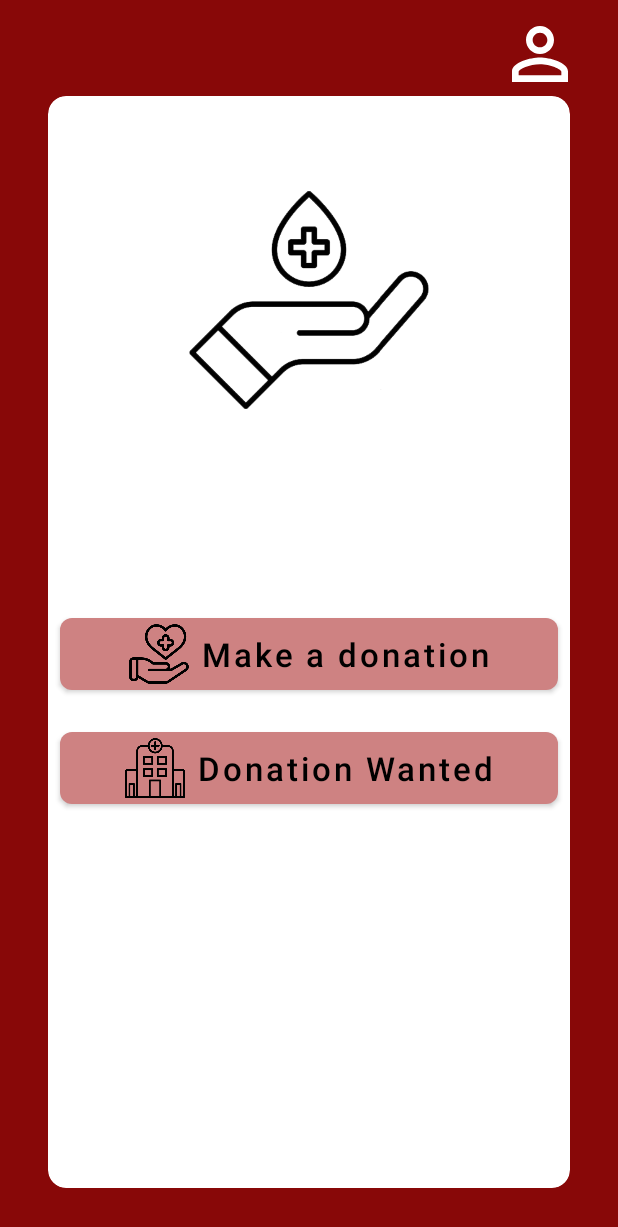
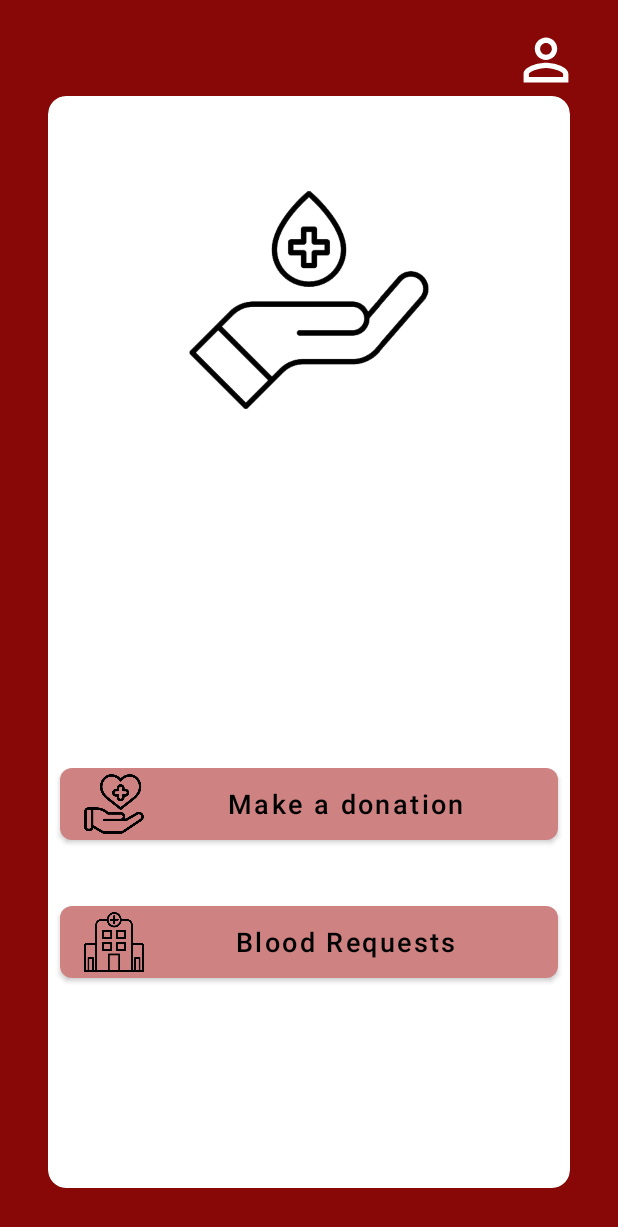
Before and after one commit to AhmedMaad/Blood-Pal, an Android app: the DonorHomeActivity screen opened directly, with no data from a screen before it, on a phone screen of 412 x 824 dp. Shown: the top 1227 px of the screen. Run offline under Robolectric (Android 15) with nearby library versions, the phone set to English and light mode, and no system bars; Roboto replaces fonts that are not available here.

Commit message:
Modifying Design

```diff
--- a/app/src/main/res/layout/activity_about.xml
+++ b/app/src/main/res/layout/activity_about.xml
@@ -19,8 +19,8 @@
 
     <ImageView
         android:id="@+id/back_btn"
-        android:layout_width="40dp"
-        android:layout_height="40dp"
+        android:layout_width="32dp"
+        android:layout_height="32dp"
         android:layout_marginStart="32dp"
         android:layout_marginTop="16dp"
         android:src="@drawable/back_btn"
--- a/app/src/main/res/layout/activity_choose_location.xml
+++ b/app/src/main/res/layout/activity_choose_location.xml
@@ -19,8 +19,8 @@
 
     <ImageView
         android:id="@+id/back_btn"
-        android:layout_width="40dp"
-        android:layout_height="40dp"
+        android:layout_width="32dp"
+        android:layout_height="32dp"
         android:layout_marginStart="32dp"
         android:layout_marginTop="16dp"
         android:src="@drawable/back_btn"
--- a/app/src/main/res/layout/activity_donor_home.xml
+++ b/app/src/main/res/layout/activity_donor_home.xml
@@ -32,38 +32,37 @@
         android:layout_width="0dp"
         android:layout_height="60dp"
         android:layout_marginStart="8dp"
-        android:layout_marginTop="16dp"
         android:layout_marginEnd="8dp"
         android:text="Make a donation"
         android:textAllCaps="false"
         android:textColor="@color/black"
-        android:textSize="22sp"
+        android:textSize="18sp"
         app:backgroundTint="@color/pink"
         app:cornerRadius="8dp"
         app:icon="@drawable/give_heart"
-        app:iconGravity="textStart"
+        app:iconGravity="start"
         app:iconSize="40dp"
         app:iconTint="@color/black"
         app:layout_constraintBottom_toBottomOf="@id/container_cv"
         app:layout_constraintEnd_toEndOf="@id/container_cv"
         app:layout_constraintStart_toStartOf="@id/container_cv"
-        app:layout_constraintTop_toTopOf="@id/container_cv" />
+        app:layout_constraintTop_toBottomOf="@id/donation_iv" />
 
     <com.google.android.material.button.MaterialButton
         android:id="@+id/donation_wanted_btn"
         android:layout_width="0dp"
         android:layout_height="60dp"
         android:layout_marginStart="8dp"
-        android:layout_marginTop="16dp"
+        android:layout_marginTop="32dp"
         android:layout_marginEnd="8dp"
-        android:text="Donation Wanted"
+        android:text="Blood Requests"
         android:textAllCaps="false"
         android:textColor="@color/black"
-        android:textSize="22sp"
+        android:textSize="18sp"
         app:backgroundTint="@color/pink"
         app:cornerRadius="8dp"
         app:icon="@drawable/hospital"
-        app:iconGravity="textStart"
+        app:iconGravity="start"
         app:iconSize="40dp"
         app:iconTint="@color/black"
         app:layout_constraintEnd_toEndOf="@id/container_cv"
@@ -72,8 +71,8 @@
 
     <ImageView
         android:id="@+id/profile_iv"
-        android:layout_width="40dp"
-        android:layout_height="40dp"
+        android:layout_width="32dp"
+        android:layout_height="32dp"
         android:layout_marginBottom="8dp"
         android:src="@drawable/ic_profile"
         app:layout_constraintBottom_toTopOf="@id/container_cv"
--- a/app/src/main/res/layout/activity_forgot_password.xml
+++ b/app/src/main/res/layout/activity_forgot_password.xml
@@ -19,8 +19,8 @@
 
     <ImageView
         android:id="@+id/back_btn"
-        android:layout_width="40dp"
-        android:layout_height="40dp"
+        android:layout_width="32dp"
+        android:layout_height="32dp"
         android:layout_marginStart="32dp"
         android:layout_marginTop="16dp"
         android:src="@drawable/back_btn"
--- a/app/src/main/res/layout/activity_login.xml
+++ b/app/src/main/res/layout/activity_login.xml
@@ -19,8 +19,8 @@
 
     <ImageView
         android:id="@+id/back_btn"
-        android:layout_width="40dp"
-        android:layout_height="40dp"
+        android:layout_width="32dp"
+        android:layout_height="32dp"
         android:layout_marginStart="32dp"
         android:layout_marginTop="16dp"
         android:src="@drawable/back_btn"
--- a/app/src/main/res/layout/activity_user_type.xml
+++ b/app/src/main/res/layout/activity_user_type.xml
@@ -19,8 +19,8 @@
 
     <ImageView
         android:id="@+id/back_btn"
-        android:layout_width="40dp"
-        android:layout_height="40dp"
+        android:layout_width="32dp"
+        android:layout_height="32dp"
         android:layout_marginStart="32dp"
         android:layout_marginTop="16dp"
         android:src="@drawable/back_btn"
```
Also changed, not shown: app/src/main/AndroidManifest.xml (+2 -5 lines), app/src/main/res/layout/activity_patient_home.xml (+7 -8 lines), app/src/main/res/layout/activity_sign_up.xml (+9 -9 lines), app/src/main/res/layout/activity_splash.xml (+7 -7 lines), app/src/main/res/drawable/location.jpg (deleted), app/src/main/res/drawable/location.png (added).
